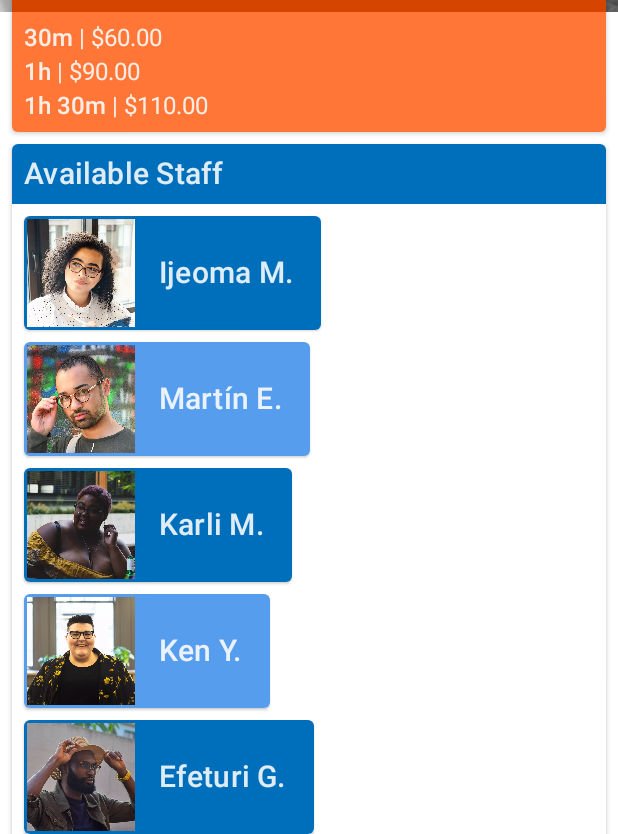
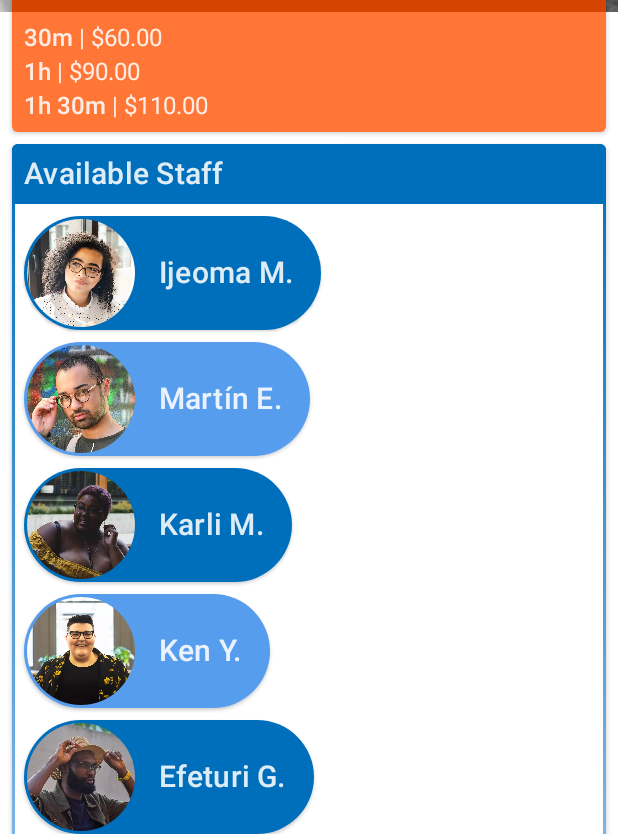
Before and after one commit to MINDBODY-Mobile/2021-Engineering-Summit-Workshop, an Android app built with Jetpack Compose: the @Preview function DetailPreview, on a phone screen of 412 x 824 dp, the part 402-1236 px from its top. Run offline under Robolectric (Android 15) with nearby library versions, the phone set to English and light mode, and no system bars.

Commit message:
Polish the Detail screen UI

```diff
--- a/app/src/main/java/com/mindbodyonline/workshop/ui/ServiceDetail.kt
+++ b/app/src/main/java/com/mindbodyonline/workshop/ui/ServiceDetail.kt
@@ -1,10 +1,9 @@
 package com.mindbodyonline.workshop.ui
 
-import androidx.compose.foundation.Image
-import androidx.compose.foundation.background
+import androidx.compose.foundation.*
 import androidx.compose.foundation.layout.*
-import androidx.compose.foundation.rememberScrollState
-import androidx.compose.foundation.verticalScroll
+import androidx.compose.foundation.shape.CircleShape
+import androidx.compose.foundation.shape.RoundedCornerShape
 import androidx.compose.material.Card
 import androidx.compose.material.MaterialTheme.colors
 import androidx.compose.material.MaterialTheme.typography
@@ -15,6 +14,9 @@ import androidx.compose.runtime.Composable
 import androidx.compose.ui.Alignment
 import androidx.compose.ui.Alignment.Companion.CenterVertically
 import androidx.compose.ui.Modifier
+import androidx.compose.ui.draw.clip
+import androidx.compose.ui.graphics.Brush
+import androidx.compose.ui.graphics.graphicsLayer
 import androidx.compose.ui.layout.ContentScale
 import androidx.compose.ui.res.painterResource
 import androidx.compose.ui.text.font.FontWeight
@@ -26,6 +28,7 @@ import com.mindbodyonline.workshop.data.model.Staff
 import com.mindbodyonline.workshop.ui.model.ServiceDetailViewState
 import com.mindbodyonline.workshop.ui.model.toAnnotatedStringList
 import com.mindbodyonline.workshop.ui.theme.MyTheme
+import kotlin.math.min
 
 @Composable
 fun ServiceDetail(viewState: ServiceDetailViewState, navigateUp: () -> Unit) {
@@ -55,6 +58,10 @@ fun ServiceReady(viewState: ServiceDetailViewState.Ready) {
         modifier = Modifier
             .height(220.dp)
             .fillMaxWidth()
+            .graphicsLayer {
+                alpha = min(1f, 1 - (scrollState.value / 1000f))
+                translationY = -scrollState.value * 0.3f
+            }
     )
     Column(
         Modifier.verticalScroll(scrollState)
@@ -73,6 +80,7 @@ fun ServiceReady(viewState: ServiceDetailViewState.Ready) {
                 .padding(horizontal = 8.dp)
                 .fillMaxWidth()
         )
+        Spacer(Modifier.size(16.dp))
     }
 }
 
@@ -82,7 +90,14 @@ fun StaffListCard(staff: List<Staff>, modifier: Modifier) {
         modifier = modifier,
         backgroundColor = colors.surface,
         contentColor = colors.onSecondary,
-        elevation = 2.dp
+        elevation = 2.dp,
+        border = BorderStroke(
+            width = 2.dp,
+            brush = Brush.verticalGradient(
+                0f to colors.secondary,
+                1f to colors.secondaryVariant.copy(alpha = .5f)
+            )
+        )
     ) {
 
         Column {
@@ -103,7 +118,8 @@ fun StaffListCard(staff: List<Staff>, modifier: Modifier) {
                 Card(
                     modifier = Modifier.padding(horizontal = 8.dp, vertical = 4.dp),
                     backgroundColor = backgroundColor,
-                    contentColor = colors.onSecondary
+                    contentColor = colors.onSecondary,
+                    shape = RoundedCornerShape(percent = 50)
                 ) {
                     Row(
                         Modifier.padding(2.dp),
@@ -113,7 +129,10 @@ fun StaffListCard(staff: List<Staff>, modifier: Modifier) {
                             painter = painterResource(id = staffMember.avatarResourceId),
                             contentDescription = null,
                             contentScale = ContentScale.Crop,
-                            modifier = Modifier.size(72.dp)
+                            modifier = Modifier
+                                .size(72.dp)
+                                .clip(CircleShape)
+
                         )
 
                         Text(
```
